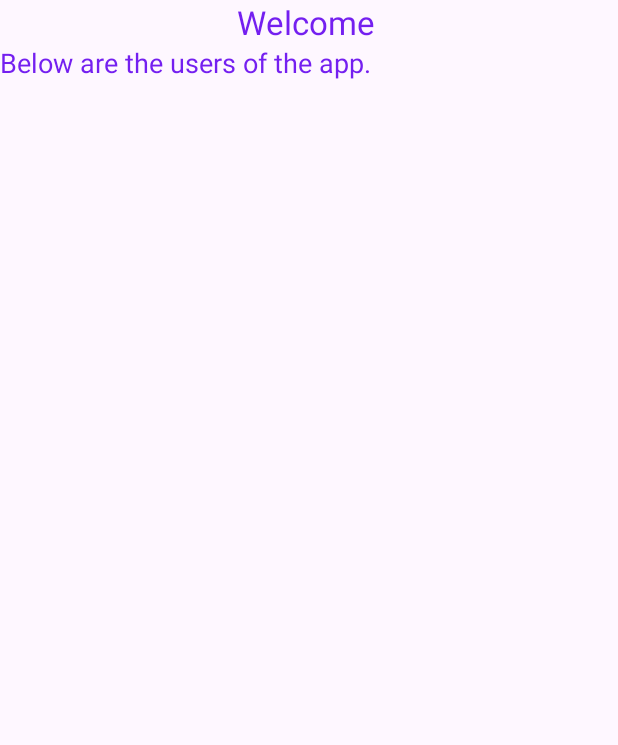
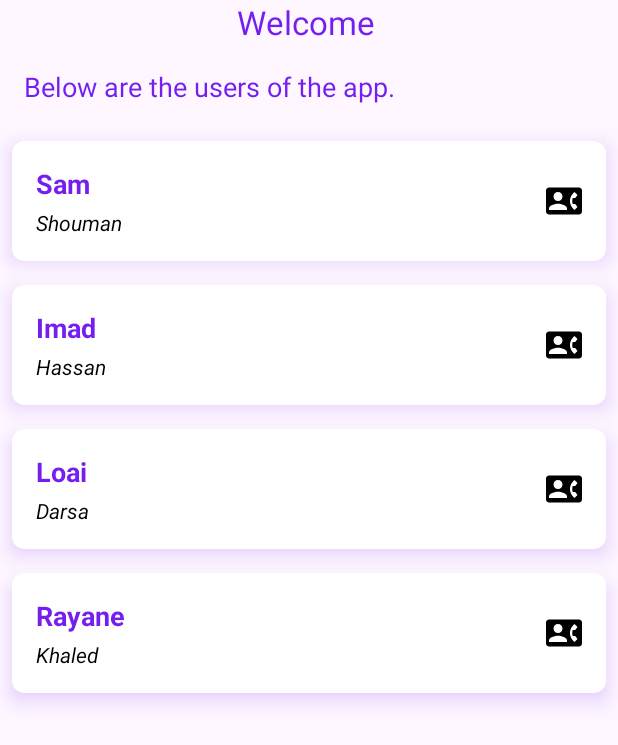
Before and after one commit to samDroid-mobi/ObjectiaAcademyDemo, an Android app: the MainFragment screen opened directly, with no data from a screen before it, on a phone screen of 412 x 824 dp. Shown: the top 745 px of the screen. Run offline under Robolectric (Android 15) with nearby library versions, the phone set to English and light mode, and no system bars.

Commit message:
implement recyclerview and ask user for permissions when clicking on call icon

```diff
--- a/app/src/main/AndroidManifest.xml
+++ b/app/src/main/AndroidManifest.xml
@@ -1,6 +1,11 @@
 <?xml version="1.0" encoding="utf-8"?>
 <manifest xmlns:android="http://schemas.android.com/apk/res/android"
     xmlns:tools="http://schemas.android.com/tools">
+
+    <uses-feature
+        android:name="android.hardware.telephony"
+        android:required="false" />
+    <uses-permission android:name="android.permission.CALL_PHONE" />
 
     <application
         android:allowBackup="true"
--- /dev/null
+++ b/app/src/main/java/mobi/samdroid/objectiaacademydemo/base/extensions/ObjectiaUtils.kt
@@ -0,0 +1,21 @@
+package mobi.samdroid.objectiaacademydemo.base.extensions
+
+import android.content.Context
+import android.content.Intent
+import android.content.pm.PackageManager
+import android.net.Uri
+import androidx.core.content.ContextCompat
+
+object ObjectiaUtils {
+    fun isPermissionGranted(context: Context, permission: String): Boolean {
+        return ContextCompat.checkSelfPermission(
+            context, permission
+        ) == PackageManager.PERMISSION_GRANTED
+    }
+
+    fun callPhoneNumber(context: Context, phone: String) {
+        val callIntent = Intent(Intent.ACTION_DIAL)
+        callIntent.data = Uri.parse("tel:$phone")
+        context.startActivity(callIntent)
+    }
+}
--- /dev/null
+++ b/app/src/main/java/mobi/samdroid/objectiaacademydemo/base/fragments/BaseFragment.kt
@@ -0,0 +1,16 @@
+package mobi.samdroid.objectiaacademydemo.base.fragments
+
+import androidx.activity.addCallback
+import androidx.fragment.app.Fragment
+import androidx.navigation.fragment.findNavController
+
+open class BaseFragment: Fragment() {
+
+    override fun onStart() {
+        super.onStart()
+
+        requireActivity().onBackPressedDispatcher.addCallback(viewLifecycleOwner) {
+            findNavController().popBackStack()
+        }
+    }
+}
--- /dev/null
+++ b/app/src/main/java/mobi/samdroid/objectiaacademydemo/base/interfaces/IClickListener.kt
@@ -0,0 +1,8 @@
+package mobi.samdroid.objectiaacademydemo.base.interfaces
+
+import mobi.samdroid.objectiaacademydemo.base.models.ObjectiaUser
+
+interface IClickListener {
+    fun onItemClick(user: ObjectiaUser)
+    fun onCallClick(user: ObjectiaUser)
+}
--- /dev/null
+++ b/app/src/main/java/mobi/samdroid/objectiaacademydemo/base/models/ObjectiaUser.kt
@@ -0,0 +1,9 @@
+package mobi.samdroid.objectiaacademydemo.base.models
+
+import java.io.Serializable
+
+open class ObjectiaUser(
+    var username: String = "",
+    var password: String = "",
+    var phone: String = ""
+): Serializable
--- /dev/null
+++ b/app/src/main/java/mobi/samdroid/objectiaacademydemo/main/adapters/UsersAdapter.kt
@@ -0,0 +1,33 @@
+package mobi.samdroid.objectiaacademydemo.main.adapters
+
+import android.view.LayoutInflater
+import android.view.ViewGroup
+import android.widget.ImageButton
+import androidx.recyclerview.widget.RecyclerView
+import mobi.samdroid.objectiaacademydemo.base.interfaces.IClickListener
+import mobi.samdroid.objectiaacademydemo.base.models.ObjectiaUser
+import mobi.samdroid.objectiaacademydemo.databinding.ViewHolderUserBinding
+import mobi.samdroid.objectiaacademydemo.main.viewholders.UserViewHolder
+
+class UsersAdapter(private val users: ArrayList<ObjectiaUser>) :
+    RecyclerView.Adapter<UserViewHolder>() {
+    var listener: IClickListener? = null
+
+    override fun onCreateViewHolder(parent: ViewGroup, viewType: Int): UserViewHolder {
+        val binding = ViewHolderUserBinding.inflate(LayoutInflater.from(parent.context), parent, false)
+        return UserViewHolder(binding)
+    }
+
+    override fun onBindViewHolder(holder: UserViewHolder, position: Int) {
+        holder.bind(users[position])
+        holder.itemView.setOnClickListener {
+            listener?.onItemClick(users[position])
+        }
+
+        holder.binding.imageButtonCall.setOnClickListener {
+            listener?.onCallClick(users[position])
+        }
+    }
+
+    override fun getItemCount(): Int = users.size
+}
--- a/app/src/main/java/mobi/samdroid/objectiaacademydemo/main/fragments/DetailsFragment.kt
+++ b/app/src/main/java/mobi/samdroid/objectiaacademydemo/main/fragments/DetailsFragment.kt
@@ -1,19 +1,45 @@
 package mobi.samdroid.objectiaacademydemo.main.fragments
 
 import android.os.Bundle
-import androidx.fragment.app.Fragment
 import android.view.LayoutInflater
 import android.view.View
 import android.view.ViewGroup
+import androidx.activity.addCallback
+import androidx.fragment.app.Fragment
+import androidx.navigation.fragment.findNavController
 import mobi.samdroid.objectiaacademydemo.R
+import mobi.samdroid.objectiaacademydemo.base.fragments.BaseFragment
+import mobi.samdroid.objectiaacademydemo.base.models.ObjectiaUser
+import mobi.samdroid.objectiaacademydemo.databinding.FragmentDetailsBinding
 
-class DetailsFragment : Fragment() {
+class DetailsFragment : BaseFragment() {
+    private lateinit var mBinding: FragmentDetailsBinding
+    private lateinit var mUser: ObjectiaUser
+
+    companion object {
+        const val ARG_USER = "user"
+    }
+
     override fun onCreateView(
         inflater: LayoutInflater, container: ViewGroup?,
         savedInstanceState: Bundle?
-    ): View? {
-        // Inflate the layout for this fragment
-        return inflater.inflate(R.layout.fragment_details, container, false)
+    ): View {
+        mBinding = FragmentDetailsBinding.inflate(inflater)
+        return mBinding.root
     }
 
+    override fun onStart() {
+        super.onStart()
+
+        fetchArgs()
+        setViews()
+    }
+
+    private fun fetchArgs() {
+        mUser = arguments?.getSerializable(ARG_USER) as ObjectiaUser
+    }
+
+    private fun setViews() {
+        mBinding.textViewDetails.text = getString(R.string.title_details, mUser.username)
+    }
 }
--- a/app/src/main/java/mobi/samdroid/objectiaacademydemo/main/fragments/MainFragment.kt
+++ b/app/src/main/java/mobi/samdroid/objectiaacademydemo/main/fragments/MainFragment.kt
@@ -1,17 +1,31 @@
 package mobi.samdroid.objectiaacademydemo.main.fragments
 
+import android.Manifest
 import android.os.Bundle
-import androidx.fragment.app.Fragment
 import android.view.LayoutInflater
 import android.view.View
 import android.view.ViewGroup
+import androidx.activity.result.contract.ActivityResultContracts
 import androidx.navigation.fragment.findNavController
+import androidx.recyclerview.widget.LinearLayoutManager
 import mobi.samdroid.objectiaacademydemo.R
+import mobi.samdroid.objectiaacademydemo.base.extensions.ObjectiaUtils
+import mobi.samdroid.objectiaacademydemo.base.fragments.BaseFragment
+import mobi.samdroid.objectiaacademydemo.base.interfaces.IClickListener
+import mobi.samdroid.objectiaacademydemo.base.models.ObjectiaUser
 import mobi.samdroid.objectiaacademydemo.databinding.FragmentMainBinding
+import mobi.samdroid.objectiaacademydemo.main.adapters.UsersAdapter
 
 
-class MainFragment : Fragment() {
+class MainFragment : BaseFragment(), IClickListener {
     private lateinit var mBinding: FragmentMainBinding
+    private lateinit var mUser: ObjectiaUser
+
+    private val mRequestPermissionLauncher = registerForActivityResult(ActivityResultContracts.RequestPermission()) { isGranted ->
+        if(isGranted) {
+            ObjectiaUtils.callPhoneNumber(requireContext(), mUser.phone)
+        }
+    }
 
     override fun onCreateView(
         inflater: LayoutInflater, container: ViewGroup?,
@@ -24,12 +38,36 @@ class MainFragment : Fragment() {
     override fun onStart() {
         super.onStart()
 
-        setListeners()
+        setViews()
     }
 
-    private fun setListeners() {
-        mBinding.textViewTitle.setOnClickListener {
-            findNavController().navigate(R.id.action_MainFragment_to_DetailsFragment)
+    private fun setViews() {
+        mBinding.recyclerViewMembers.layoutManager =
+            LinearLayoutManager(context, LinearLayoutManager.VERTICAL, false)
+        mBinding.recyclerViewMembers.adapter = UsersAdapter(
+            arrayListOf(
+                ObjectiaUser("Sam", "Shouman", "+961 3 943 517"),
+                ObjectiaUser("Imad", "Hassan", "+961 3 123 456"),
+                ObjectiaUser("Loai", "Darsa", "+961 3 777 456"),
+                ObjectiaUser("Rayane", "Khaled", "+961 3 452 001"),
+            )
+        ).apply {
+            listener = this@MainFragment
+        }
+    }
+
+    override fun onItemClick(user: ObjectiaUser) {
+        val bundle = Bundle()
+        bundle.putSerializable(DetailsFragment.ARG_USER, user)
+        findNavController().navigate(R.id.action_MainFragment_to_DetailsFragment, bundle)
+    }
+
+    override fun onCallClick(user: ObjectiaUser) {
+        mUser = user
+        if(ObjectiaUtils.isPermissionGranted(requireContext(), Manifest.permission.CALL_PHONE)) {
+            ObjectiaUtils.callPhoneNumber(requireContext(), user.phone)
+        } else {
+            mRequestPermissionLauncher.launch(Manifest.permission.CALL_PHONE)
         }
     }
 }
--- /dev/null
+++ b/app/src/main/java/mobi/samdroid/objectiaacademydemo/main/viewholders/UserViewHolder.kt
@@ -0,0 +1,12 @@
+package mobi.samdroid.objectiaacademydemo.main.viewholders
+
+import androidx.recyclerview.widget.RecyclerView
+import mobi.samdroid.objectiaacademydemo.base.models.ObjectiaUser
+import mobi.samdroid.objectiaacademydemo.databinding.ViewHolderUserBinding
+
+class UserViewHolder(val binding: ViewHolderUserBinding): RecyclerView.ViewHolder(binding.root) {
+    fun bind(user: ObjectiaUser) {
+        binding.textViewUsername.text = user.username
+        binding.textViewPassword.text = user.password
+    }
+}
--- /dev/null
+++ b/app/src/main/res/drawable/ic_call.xml
@@ -0,0 +1,5 @@
+<vector xmlns:android="http://schemas.android.com/apk/res/android" android:height="24dp" android:tint="#000000" android:viewportHeight="24" android:viewportWidth="24" android:width="24dp">
+
+    <path android:fillColor="@android:color/white" android:pathData="M22,3L2,3C0.9,3 0,3.9 0,5v14c0,1.1 0.9,2 2,2h20c1.1,0 1.99,-0.9 1.99,-2L24,5c0,-1.1 -0.9,-2 -2,-2zM8,6c1.66,0 3,1.34 3,3s-1.34,3 -3,3 -3,-1.34 -3,-3 1.34,-3 3,-3zM14,18L2,18v-1c0,-2 4,-3.1 6,-3.1s6,1.1 6,3.1v1zM17.85,14h1.64L21,16l-1.99,1.99c-1.31,-0.98 -2.28,-2.38 -2.73,-3.99 -0.18,-0.64 -0.28,-1.31 -0.28,-2s0.1,-1.36 0.28,-2c0.45,-1.62 1.42,-3.01 2.73,-3.99L21,8l-1.51,2h-1.64c-0.22,0.63 -0.35,1.3 -0.35,2s0.13,1.37 0.35,2z"/>
+
+</vector>
--- a/app/src/main/res/layout/fragment_details.xml
+++ b/app/src/main/res/layout/fragment_details.xml
@@ -6,6 +6,7 @@
     tools:context=".main.fragments.DetailsFragment">
 
     <TextView
+        android:id="@+id/textView_details"
         android:layout_width="match_parent"
         android:layout_height="match_parent"
         android:text="@string/title_details" />
--- a/app/src/main/res/layout/fragment_main.xml
+++ b/app/src/main/res/layout/fragment_main.xml
@@ -1,16 +1,35 @@
 <?xml version="1.0" encoding="utf-8"?>
 <FrameLayout xmlns:android="http://schemas.android.com/apk/res/android"
+    xmlns:app="http://schemas.android.com/apk/res-auto"
     xmlns:tools="http://schemas.android.com/tools"
     android:layout_width="match_parent"
     android:layout_height="match_parent"
     tools:context=".main.fragments.MainFragment">
 
-    <TextView
-        android:id="@+id/textView_title"
+    <androidx.constraintlayout.widget.ConstraintLayout
         android:layout_width="match_parent"
-        android:layout_height="match_parent"
-        android:textSize="18sp"
-        android:textColor="@color/colorAccent"
-        android:text="@string/title_list_users" />
+        android:layout_height="match_parent">
 
+        <TextView
+            android:id="@+id/textView_title"
+            android:layout_width="match_parent"
+            android:layout_height="wrap_content"
+            android:padding="16dp"
+            android:text="@string/title_list_users"
+            android:textColor="@color/colorAccent"
+            android:textSize="18sp"
+            app:layout_constraintEnd_toEndOf="parent"
+            app:layout_constraintStart_toStartOf="parent"
+            app:layout_constraintTop_toTopOf="parent" />
+
+        <androidx.recyclerview.widget.RecyclerView
+            android:id="@+id/recyclerView_members"
+            android:layout_width="0dp"
+            android:layout_height="0dp"
+            app:layout_constraintBottom_toBottomOf="parent"
+            app:layout_constraintEnd_toEndOf="parent"
+            app:layout_constraintStart_toStartOf="parent"
+            app:layout_constraintTop_toBottomOf="@+id/textView_title" />
+
+    </androidx.constraintlayout.widget.ConstraintLayout>
 </FrameLayout>
--- /dev/null
+++ b/app/src/main/res/layout/view_holder_user.xml
@@ -0,0 +1,54 @@
+<?xml version="1.0" encoding="utf-8"?>
+<androidx.cardview.widget.CardView xmlns:android="http://schemas.android.com/apk/res/android"
+    xmlns:app="http://schemas.android.com/apk/res-auto"
+    android:layout_width="match_parent"
+    android:layout_height="wrap_content"
+    android:elevation="8dp"
+    app:cardElevation="8dp"
+    android:layout_margin="8dp"
+    app:cardCornerRadius="8dp"
+    android:outlineAmbientShadowColor="@color/colorAccent"
+    android:outlineSpotShadowColor="@color/colorAccent"
+    xmlns:tools="http://schemas.android.com/tools">
+    <androidx.constraintlayout.widget.ConstraintLayout
+        android:id="@+id/cinstraintLayout_parent"
+        android:layout_width="match_parent"
+        android:padding="16dp"
+        android:layout_height="wrap_content">
+
+        <TextView
+            android:id="@+id/textView_username"
+            android:layout_width="match_parent"
+            android:layout_height="wrap_content"
+            android:textColor="@color/colorAccent"
+            android:textSize="18sp"
+            android:textStyle="bold"
+            app:layout_constraintEnd_toStartOf="@+id/imageButton_call"
+            app:layout_constraintStart_toStartOf="parent"
+            app:layout_constraintTop_toTopOf="parent"
+            tools:text="Sam Shouman" />
+
+        <TextView
+            android:id="@+id/textView_password"
+            android:layout_width="match_parent"
+            android:layout_height="wrap_content"
+            android:layout_marginTop="4dp"
+            android:textColor="#000"
+            android:textStyle="italic"
+            app:layout_constraintEnd_toStartOf="@+id/imageButton_call"
+            app:layout_constraintTop_toBottomOf="@+id/textView_username"
+            tools:text="Their Password" />
+
+        <ImageButton
+            android:id="@+id/imageButton_call"
+            android:layout_width="wrap_content"
+            android:background="@null"
+            android:layout_height="wrap_content"
+            android:src="@drawable/ic_call"
+            app:layout_constraintBottom_toBottomOf="parent"
+            app:layout_constraintEnd_toEndOf="parent"
+            app:layout_constraintTop_toTopOf="parent" />
+
+    </androidx.constraintlayout.widget.ConstraintLayout>
+
+</androidx.cardview.widget.CardView>
--- a/app/src/main/res/navigation/nav_main.xml
+++ b/app/src/main/res/navigation/nav_main.xml
@@ -11,7 +11,12 @@
         tools:layout="@layout/fragment_main" >
         <action
             android:id="@+id/action_MainFragment_to_DetailsFragment"
-            app:destination="@id/DetailsFragment" />
+            app:destination="@id/DetailsFragment"
+            app:enterAnim="@anim/slide_in_left"
+            app:exitAnim="@anim/slide_out_right"
+            app:popEnterAnim="@anim/slide_in_left"
+            app:popExitAnim="@anim/slide_out_right"/>
+
     </fragment>
 
     <fragment android:id="@+id/DetailsFragment"
--- a/app/src/main/res/values/strings.xml
+++ b/app/src/main/res/values/strings.xml
@@ -17,5 +17,5 @@
     <string name="welcome">Welcome %s</string>
     <string name="sign_up_successful">Sign up successful</string>
     <string name="title_list_users">Below are the users of the app.</string>
-    <string name="title_details">Below are the details of the user</string>
+    <string name="title_details">Below are the details of the %s</string>
 </resources>
```
Also changed, not shown: app/src/main/res/anim/slide_in_left.xml (added, +12 -0 lines), app/src/main/res/anim/slide_out_right.xml (added, +13 -0 lines).
